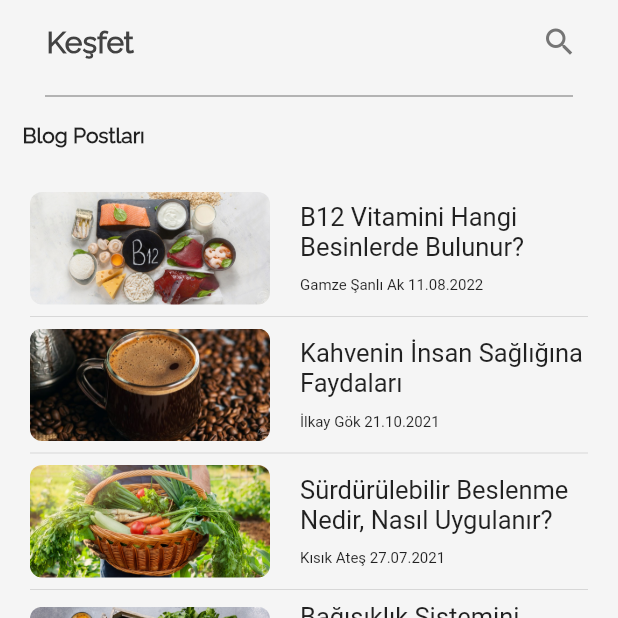
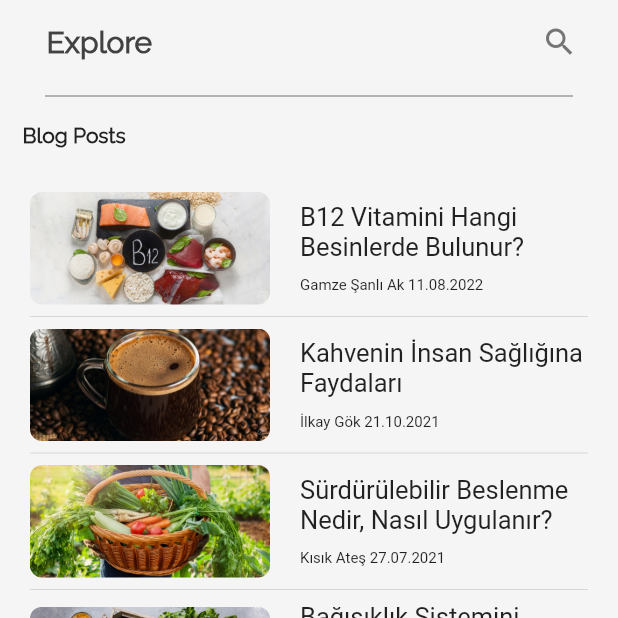
Before and after one commit to Google-Solution-Challenge-Metu/CanYouHearMe, a Flutter app: the screen it shows once a user with an empty profile is signed in, item 3 of the bottom bar chosen, on a phone screen of 412 x 824 dp, the top half of it. Run offline on Flutter 3.47's test engine with Material 2 defaults, Android fonts, the phone set to English and light mode, and no system bars; drawn by our look-alikes of google_nav_bar; our stand-ins replace audioplayers, awesome_snackbar_content, cloud_firestore, firebase_auth, firebase_core, flutter_svg and 6 more; accounts and stored records are empty; project files that could hold a hidden picture were left out.

Commit message:
minor changes

```diff
--- a/lib/screens/explore/explore.dart
+++ b/lib/screens/explore/explore.dart
@@ -18,7 +18,7 @@ class _ExploreScreenState extends State<ExploreScreen> {
         title: Padding(
           padding: const EdgeInsets.only(left: 15.0),
           child: Text(
-            "Keşfet",
+            "Explore",
             style: TextStyle(
               color: Colors.grey.shade800,
               fontFamily: "Raleway",
@@ -55,7 +55,7 @@ class _ExploreScreenState extends State<ExploreScreen> {
           const Padding(
             padding: EdgeInsets.symmetric(horizontal: 15.0, vertical: 10.0),
             child: Text(
-              "Blog Postları",
+              "Blog Posts",
               style: TextStyle(
                 fontFamily: "Raleway",
                 fontWeight: FontWeight.bold,
--- a/lib/screens/help/help.dart
+++ b/lib/screens/help/help.dart
@@ -14,13 +14,13 @@ class HelpScreen extends StatefulWidget {
 class _HelpScreenState extends State<HelpScreen> {
   @override
   Widget build(BuildContext context) {
-    return MaterialApp(
-      home: Scaffold(
-        appBar: AppBar(
-          backgroundColor: const Color(0xFF4E6C50),
-          title: const Text("Let's Help!"),
-        ),
-        body: Center(
+    return Scaffold(
+      appBar: AppBar(
+        backgroundColor: const Color(0xFF4E6C50),
+        title: const Text("Let's Help!"),
+      ),
+      body: SingleChildScrollView(
+        child: Center(
           child: Column(
             children: [
               const SizedBox(
@@ -133,10 +133,8 @@ class _HelpScreenState extends State<HelpScreen> {
                 icon: const Icon(Icons.map_outlined),
                 label: const Text('Maps'),
                 onPressed: () {
-                  Navigator.push(
-                      context,
-                      MaterialPageRoute(
-                          builder: (context) => MapUI()));
+                  Navigator.push(context,
+                      MaterialPageRoute(builder: (context) => MapUI()));
                 },
                 style: ElevatedButton.styleFrom(
                     foregroundColor: const Color.fromARGB(255, 242, 222, 186),
@@ -151,6 +149,9 @@ class _HelpScreenState extends State<HelpScreen> {
                         color: Color.fromARGB(255, 242, 222, 186), width: 4),
                     shape: const StadiumBorder()),
               ),
+              const SizedBox(
+                height: 30,
+              ),
             ],
           ),
         ),
--- a/lib/screens/homepage/home_page.dart
+++ b/lib/screens/homepage/home_page.dart
@@ -13,7 +13,7 @@ class _HomePageState extends State<HomePage> {
     return Scaffold(
       appBar: AppBar(
         backgroundColor: const Color(0xFF4E6C50),
-        title: const Text("HomePage"),
+        title: const Text("Make Your Voice Heard"),
       ),
       body: Column(
         children: [],
--- a/lib/screens/profile/profile_screen.dart
+++ b/lib/screens/profile/profile_screen.dart
@@ -20,7 +20,7 @@ class _ProfileScreenState extends State<ProfileScreen> {
       appBar: AppBar(
         title: Center(
           child: Text(
-            "Profilim",
+            "My Profile",
             style: TextStyle(
               color: Colors.grey.shade800,
               fontFamily: "Raleway",
@@ -66,7 +66,8 @@ class _ProfileScreenState extends State<ProfileScreen> {
                     children: [
                       const CircleAvatar(
                         radius: 50.0,
-                        backgroundImage: AssetImage("assets/images/profile_anonym.webp"),
+                        backgroundImage:
+                            AssetImage("assets/images/profile_anonym.webp"),
                       ),
                       InkWell(
                         onTap: () {},
```
Also changed, not shown: lib/screens/homepage/post_page.dart (+8 -0 lines).
